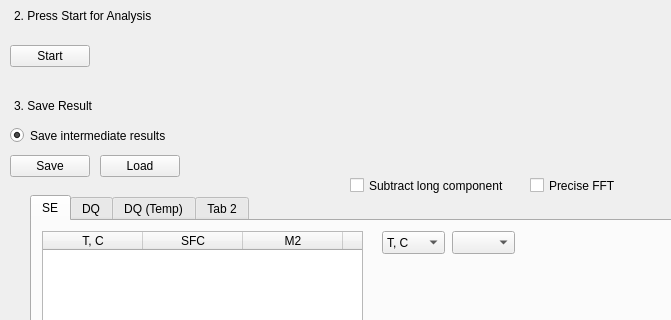
The window that form.ui (timesama/M2-Approach) describes before a commit, drawn with Qt 5; both pictures show x 0 to 671 and y 95 to 415 of the 1100 by 700 pixel window.
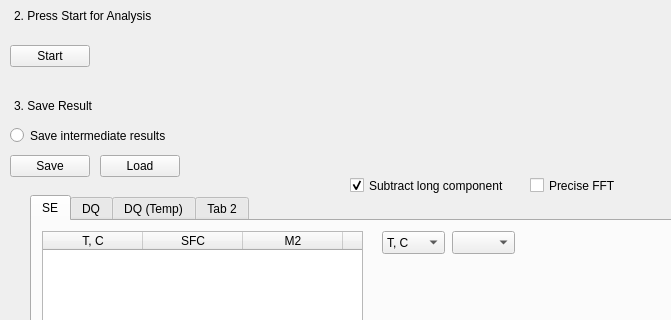
The same window after the commit. The open tabs and pages were chosen to show the change. Custom widgets are drawn as their Qt base class.

What changed in the file:
```diff
--- a/form.ui
+++ b/form.ui
@@ -717,7 +717,7 @@
      <bool>true</bool>
     </property>
     <property name="checked">
-     <bool>true</bool>
+     <bool>false</bool>
     </property>
     <property name="autoExclusive">
      <bool>false</bool>
@@ -899,6 +899,9 @@
     </property>
    </widget>
    <widget class="QCheckBox" name="checkBox_2">
+    <property name="enabled">
+     <bool>true</bool>
+    </property>
     <property name="geometry">
      <rect>
       <x>350</x>
@@ -910,6 +913,9 @@
     <property name="text">
      <string>Subtract long component</string>
     </property>
+    <property name="checked">
+     <bool>true</bool>
+    </property>
    </widget>
   </widget>
  </widget>
```
Left out of the diff: 2 changed lines with no effect on the pictures.
